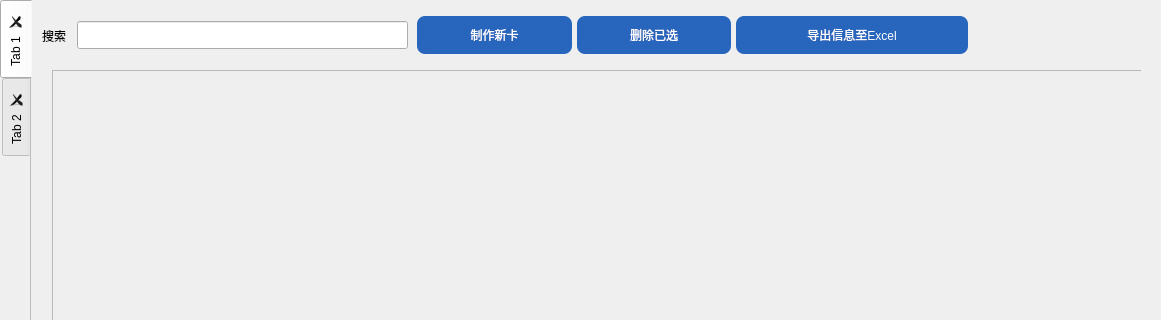
The window that visualizationSrc/qtUI/CardControler/cardControler.ui (NWYLZW/A-Language-IDE) describes before a commit, drawn with Qt 5; both pictures show x 0 to 1161 and y 0 to 320 of the 1161 by 668 pixel window.
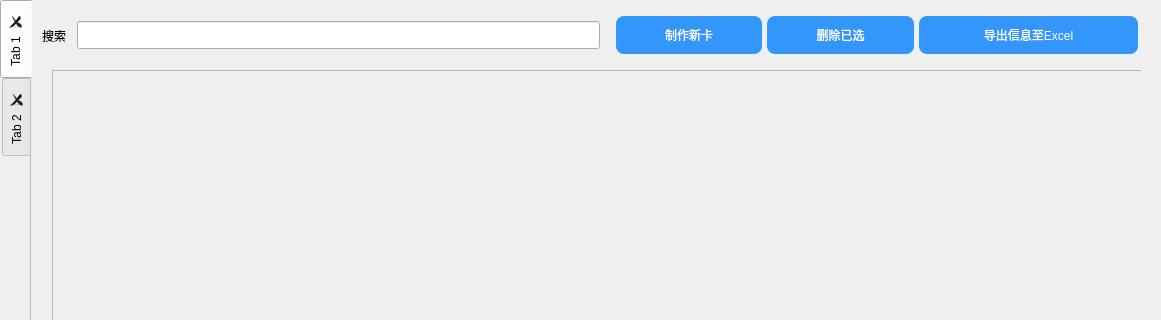
The same window after the commit.

Patch:
```diff
--- a/visualizationSrc/qtUI/CardControler/cardControler.ui
+++ b/visualizationSrc/qtUI/CardControler/cardControler.ui
@@ -75,7 +75,7 @@
       <rect>
        <x>10</x>
        <y>10</y>
-       <width>371</width>
+       <width>1101</width>
        <height>51</height>
       </rect>
      </property>
@@ -100,6 +100,79 @@
         </property>
        </widget>
       </item>
+      <item>
+       <widget class="QWidget" name="horizontalWidget_4" native="true">
+        <property name="styleSheet">
+         <string notr="true">QPushButton{
+	background: rgb(50,150,250);
+	color: #fff;
+	padding: 10px;
+	border: none;
+	border-radius: 8px;
+	transition: 1s;
+}
+QPushButton:hover{
+	background: rgb(20,110,220);
+}</string>
+        </property>
+        <layout class="QHBoxLayout" name="btnList" stretch="2,2,3">
+         <property name="spacing">
+          <number>5</number>
+         </property>
+         <property name="leftMargin">
+          <number>5</number>
+         </property>
+         <property name="topMargin">
+          <number>1</number>
+         </property>
+         <property name="rightMargin">
+          <number>5</number>
+         </property>
+         <property name="bottomMargin">
+          <number>1</number>
+         </property>
+         <item>
+          <widget class="QPushButton" name="makeNewCard">
+           <property name="cursor">
+            <cursorShape>PointingHandCursor</cursorShape>
+           </property>
+           <property name="styleSheet">
+            <string notr="true"/>
+           </property>
+           <property name="text">
+            <string>制作新卡</string>
+           </property>
+          </widget>
+         </item>
+         <item>
+          <widget class="QPushButton" name="delSelCard">
+           <property name="cursor">
+            <cursorShape>PointingHandCursor</cursorShape>
+           </property>
+           <property name="styleSheet">
+            <string notr="true"/>
+           </property>
+           <property name="text">
+            <string>删除已选</string>
+           </property>
+          </widget>
+         </item>
+         <item>
+          <widget class="QPushButton" name="pushButton_3">
+           <property name="cursor">
+            <cursorShape>ForbiddenCursor</cursorShape>
+           </property>
+           <property name="styleSheet">
+            <string notr="true"/>
+           </property>
+           <property name="text">
+            <string>导出信息至Excel</string>
+           </property>
+          </widget>
+         </item>
+        </layout>
+       </widget>
+      </item>
      </layout>
     </widget>
     <widget class="QScrollArea" name="cardScroll">
@@ -131,84 +204,6 @@
       </property>
      </widget>
     </widget>
-    <widget class="QWidget" name="horizontalLayoutWidget_4">
-     <property name="geometry">
-      <rect>
-       <x>380</x>
-       <y>10</y>
-       <width>561</width>
-       <height>51</height>
-      </rect>
-     </property>
-     <layout class="QHBoxLayout" name="btnList" stretch="2,2,3">
-      <property name="spacing">
-       <number>5</number>
-      </property>
-      <property name="leftMargin">
-       <number>5</number>
-      </property>
-      <property name="topMargin">
-       <number>0</number>
-      </property>
-      <property name="rightMargin">
-       <number>5</number>
-      </property>
-      <property name="bottomMargin">
-       <number>0</number>
-      </property>
-      <item>
-       <widget class="QPushButton" name="makeNewCard">
-        <property name="cursor">
-         <cursorShape>PointingHandCursor</cursorShape>
-        </property>
-        <property name="styleSheet">
-         <string notr="true">background: #2866bd;
-color: #fff;
-padding: 10px;
-border: none;
-border-radius: 8px;</string>
-        </property>
-        <property name="text">
-         <string>制作新卡</string>
-        </property>
-       </widget>
-      </item>
-      <item>
-       <widget class="QPushButton" name="delSelCard">
-        <property name="cursor">
-         <cursorShape>PointingHandCursor</cursorShape>
-        </property>
-        <property name="styleSheet">
-         <string notr="true">background: #2866bd;
-color: #fff;
-padding: 10px;
-border: none;
-border-radius: 8px;</string>
-        </property>
-        <property name="text">
-         <string>删除已选</string>
-        </property>
-       </widget>
-      </item>
-      <item>
-       <widget class="QPushButton" name="pushButton_3">
-        <property name="cursor">
-         <cursorShape>ForbiddenCursor</cursorShape>
-        </property>
-        <property name="styleSheet">
-         <string notr="true">background: #2866bd;
-color: #fff;
-padding: 10px;
-border: none;
-border-radius: 8px;</string>
-        </property>
-        <property name="text">
-         <string>导出信息至Excel</string>
-        </property>
-       </widget>
-      </item>
-     </layout>
-    </widget>
    </widget>
    <widget class="QWidget" name="NoneTab">
     <property name="maximumSize">
```
